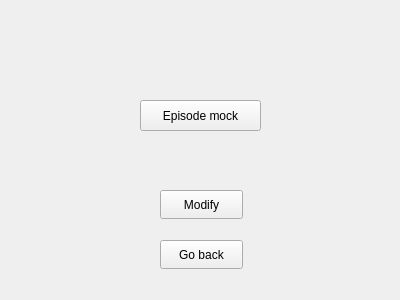
Above: FilmManager/serieviewwidget.ui from Zachaly/Jipp_Projekt_ZS_NS before the change. Below: the same form after it.
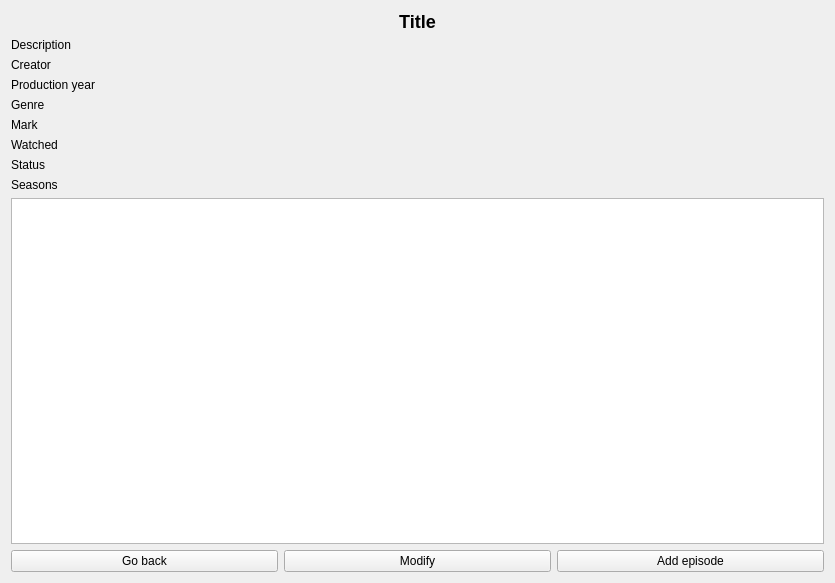
That is the form after the change.

Commit message: add serie view

The edit to the form file:
```diff
--- a/FilmManager/serieviewwidget.ui
+++ b/FilmManager/serieviewwidget.ui
@@ -6,52 +6,165 @@
    <rect>
     <x>0</x>
     <y>0</y>
-    <width>400</width>
-    <height>300</height>
+    <width>835</width>
+    <height>583</height>
    </rect>
   </property>
   <property name="windowTitle">
    <string>Form</string>
   </property>
-  <widget class="QPushButton" name="episodeListMockButton">
-   <property name="geometry">
-    <rect>
-     <x>140</x>
-     <y>100</y>
-     <width>121</width>
-     <height>31</height>
-    </rect>
-   </property>
-   <property name="text">
-    <string>Episode mock</string>
-   </property>
-  </widget>
-  <widget class="QPushButton" name="modifySeriesButton">
-   <property name="geometry">
-    <rect>
-     <x>160</x>
-     <y>190</y>
-     <width>83</width>
-     <height>29</height>
-    </rect>
-   </property>
-   <property name="text">
-    <string>Modify</string>
-   </property>
-  </widget>
-  <widget class="QPushButton" name="goBackButton">
-   <property name="geometry">
-    <rect>
-     <x>160</x>
-     <y>240</y>
-     <width>83</width>
-     <height>29</height>
-    </rect>
-   </property>
-   <property name="text">
-    <string>Go back</string>
-   </property>
-  </widget>
+  <layout class="QVBoxLayout" name="verticalLayout">
+   <item>
+    <widget class="QLabel" name="titleLabel">
+     <property name="styleSheet">
+      <string notr="true">font-weight: bold; font-size: 18px;</string>
+     </property>
+     <property name="text">
+      <string>Title</string>
+     </property>
+     <property name="alignment">
+      <set>Qt::AlignmentFlag::AlignCenter</set>
+     </property>
+    </widget>
+   </item>
+   <item>
+    <widget class="QLabel" name="descriptionLabel">
+     <property name="text">
+      <string>Description</string>
+     </property>
+    </widget>
+   </item>
+   <item>
+    <layout class="QFormLayout" name="formLayout">
+     <item row="0" column="0">
+      <widget class="QLabel" name="creatorLabel">
+       <property name="text">
+        <string>Creator</string>
+       </property>
+      </widget>
+     </item>
+     <item row="1" column="0">
+      <widget class="QLabel" name="productionYearLabel">
+       <property name="text">
+        <string>Production year</string>
+       </property>
+      </widget>
+     </item>
+     <item row="2" column="0">
+      <widget class="QLabel" name="genreLabel">
+       <property name="text">
+        <string>Genre</string>
+       </property>
+      </widget>
+     </item>
+     <item row="3" column="0">
+      <widget class="QLabel" name="markLabel">
+       <property name="text">
+        <string>Mark</string>
+       </property>
+      </widget>
+     </item>
+     <item row="0" column="1">
+      <widget class="QLabel" name="creatorValueLabel">
+       <property name="text">
+        <string/>
+       </property>
+      </widget>
+     </item>
+     <item row="1" column="1">
+      <widget class="QLabel" name="productionYearValueLabel">
+       <property name="text">
+        <string/>
+       </property>
+      </widget>
+     </item>
+     <item row="2" column="1">
+      <widget class="QLabel" name="genreValueLabel">
+       <property name="text">
+        <string/>
+       </property>
+      </widget>
+     </item>
+     <item row="3" column="1">
+      <widget class="QLabel" name="markValueLabel">
+       <property name="text">
+        <string/>
+       </property>
+      </widget>
+     </item>
+     <item row="4" column="0">
+      <widget class="QLabel" name="isWatchedLabel">
+       <property name="text">
+        <string>Watched</string>
+       </property>
+      </widget>
+     </item>
+     <item row="4" column="1">
+      <widget class="QLabel" name="isWatchedValueLabel">
+       <property name="text">
+        <string/>
+       </property>
+      </widget>
+     </item>
+     <item row="5" column="0">
+      <widget class="QLabel" name="statusLabel">
+       <property name="text">
+        <string>Status</string>
+       </property>
+      </widget>
+     </item>
+     <item row="5" column="1">
+      <widget class="QLabel" name="statusValueLabel">
+       <property name="text">
+        <string/>
+       </property>
+      </widget>
+     </item>
+     <item row="6" column="0">
+      <widget class="QLabel" name="seasonLabel">
+       <property name="text">
+        <string>Seasons</string>
+       </property>
+      </widget>
+     </item>
+     <item row="6" column="1">
+      <widget class="QLabel" name="seasonCountLabel">
+       <property name="text">
+        <string/>
+       </property>
+      </widget>
+     </item>
+    </layout>
+   </item>
+   <item>
+    <widget class="QListView" name="episodeList"/>
+   </item>
+   <item>
+    <layout class="QHBoxLayout" name="buttonLayout">
+     <item>
+      <widget class="QPushButton" name="goBackButton">
+       <property name="text">
+        <string>Go back</string>
+       </property>
+      </widget>
+     </item>
+     <item>
+      <widget class="QPushButton" name="modifySeriesButton">
+       <property name="text">
+        <string>Modify</string>
+       </property>
+      </widget>
+     </item>
+     <item>
+      <widget class="QPushButton" name="addEpisodeButton">
+       <property name="text">
+        <string>Add episode</string>
+       </property>
+      </widget>
+     </item>
+    </layout>
+   </item>
+  </layout>
  </widget>
  <resources/>
  <connections/>
```
The commit also changes 4 other files.
